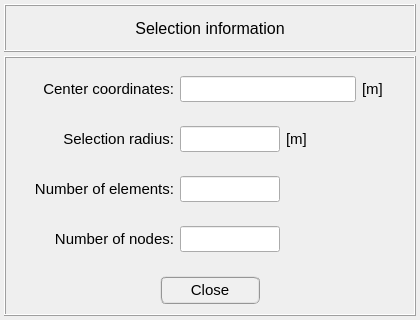
First picture: the form in data/ui_files/model/acoustic/get_sphere_selection_information.ui, repository MOPT-UFSC/VIBRA, before the edit.
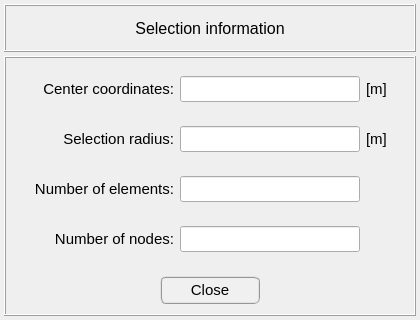
Second picture: the form after the edit.

Commit message: Adds multiple faces selector - lrf eq. model UI

What changed in the file:
```diff
--- a/data/ui_files/model/acoustic/get_sphere_selection_information.ui
+++ b/data/ui_files/model/acoustic/get_sphere_selection_information.ui
@@ -174,7 +174,7 @@
              <widget class="QLineEdit" name="lineEdit_number_of_nodes">
               <property name="maximumSize">
                <size>
-                <width>100</width>
+                <width>180</width>
                 <height>26</height>
                </size>
               </property>
@@ -250,7 +250,7 @@
              <widget class="QLineEdit" name="lineEdit_number_of_elements">
               <property name="maximumSize">
                <size>
-                <width>100</width>
+                <width>180</width>
                 <height>26</height>
                </size>
               </property>
@@ -297,6 +297,12 @@
             </property>
             <item row="1" column="1">
              <widget class="QLineEdit" name="lineEdit_center_coordinates">
+              <property name="minimumSize">
+               <size>
+                <width>180</width>
+                <height>0</height>
+               </size>
+              </property>
               <property name="maximumSize">
                <size>
                 <width>180</width>
@@ -344,7 +350,7 @@
              <widget class="QLabel" name="label_11">
               <property name="minimumSize">
                <size>
-                <width>40</width>
+                <width>34</width>
                 <height>0</height>
                </size>
               </property>
@@ -392,7 +398,7 @@
              <widget class="QLineEdit" name="lineEdit_selection_radius">
               <property name="maximumSize">
                <size>
-                <width>100</width>
+                <width>180</width>
                 <height>26</height>
                </size>
               </property>
@@ -435,6 +441,12 @@
             </item>
             <item row="1" column="2">
              <widget class="QLabel" name="label_4">
+              <property name="maximumSize">
+               <size>
+                <width>40</width>
+                <height>16777215</height>
+               </size>
+              </property>
               <property name="font">
                <font>
                 <pointsize>11</pointsize>
```
The commit also changes 6 other files.
